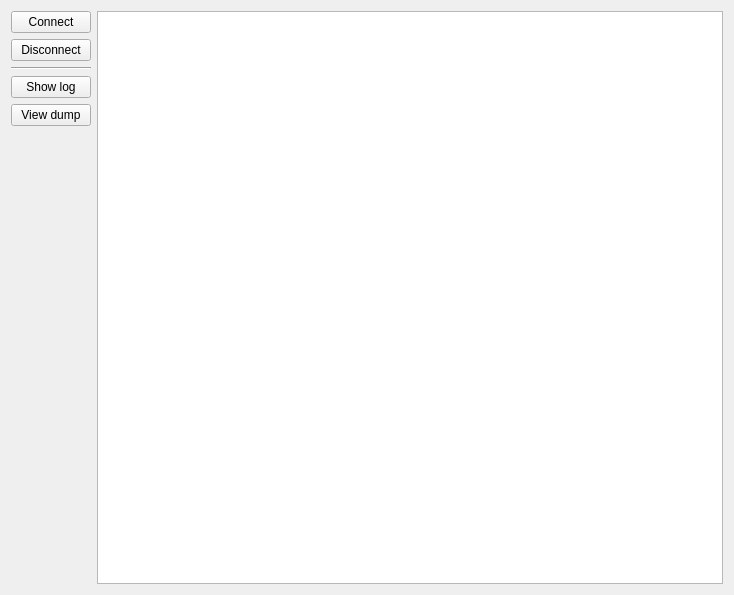
Above: Tools/ResourceEditor/DataQt/DeviceListWidget.ui from reven86/dava.engine before the change. Below: the same form after it.
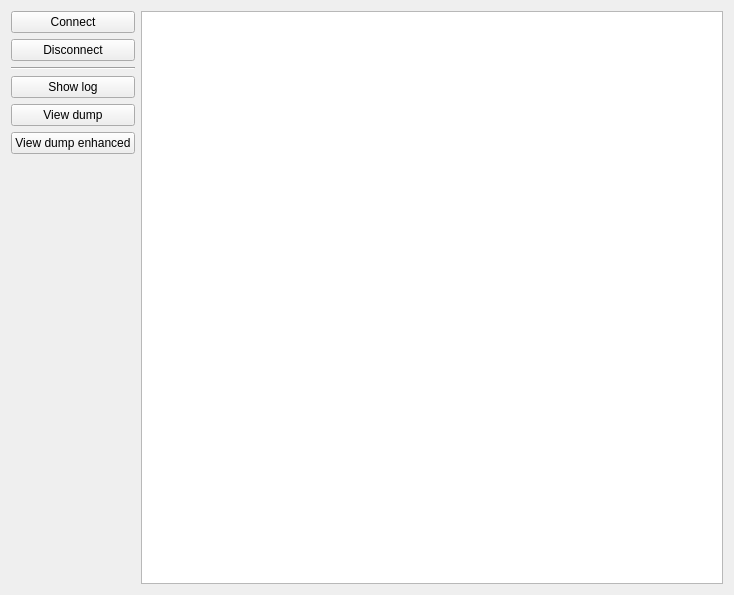
That is the form after the change.

Commit message: DF-6126 dump diif view

Diff of the .ui file:
```diff
--- a/Tools/ResourceEditor/DataQt/DeviceListWidget.ui
+++ b/Tools/ResourceEditor/DataQt/DeviceListWidget.ui
@@ -51,6 +51,13 @@
        </property>
       </widget>
      </item>
+     <item>
+      <widget class="QPushButton" name="viewDumpEnh">
+       <property name="text">
+        <string>View dump enhanced</string>
+       </property>
+      </widget>
+     </item>
      <item>
       <spacer name="verticalSpacer">
        <property name="orientation">
```
The commit also changes 27 other files.
